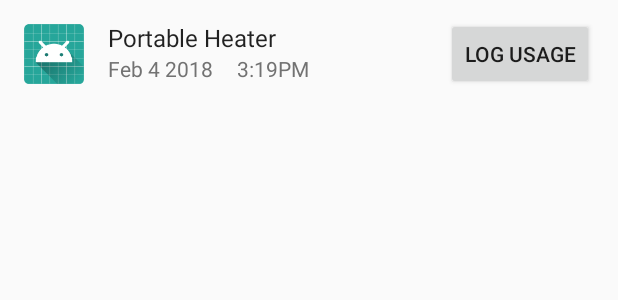
After one commit to Zirconia/XPackRat, an Android app: the layout belongings_list_item.xml on its own in the app's theme, with its tools: preview values and no code run, on a phone screen of 412 x 824 dp. The commit adds this screen. Shown: the top 300 px of the screen. Run offline under Robolectric (Android 15) with nearby library versions, the phone set to English and light mode, and no system bars.

Commit message:
Added the layout for the MainActivity's recycler view items. Added the database schema and CRUD methods.

```diff
--- a/app/src/main/AndroidManifest.xml
+++ b/app/src/main/AndroidManifest.xml
@@ -16,6 +16,12 @@
                 <category android:name="android.intent.category.LAUNCHER" />
             </intent-filter>
         </activity>
+
+        <!-- Our ContentProvider -->
+        <provider
+            android:name=".data.BelongingsProvider"
+            android:authorities="@string/content_authority"
+            android:exported="false"/>
     </application>
 
 </manifest>
--- a/app/src/main/java/com/example/android/x_packrat/MainActivity.java
+++ b/app/src/main/java/com/example/android/x_packrat/MainActivity.java
@@ -5,6 +5,8 @@ import android.os.Bundle;
 
 public class MainActivity extends AppCompatActivity {
 
+    private final String TAG = MainActivity.class.getSimpleName();
+
     @Override
     protected void onCreate(Bundle savedInstanceState) {
         super.onCreate(savedInstanceState);
--- /dev/null
+++ b/app/src/main/res/layout/belongings_list_item.xml
@@ -0,0 +1,72 @@
+<?xml version="1.0" encoding="utf-8"?>
+<android.support.constraint.ConstraintLayout
+    xmlns:android="http://schemas.android.com/apk/res/android" android:layout_width="match_parent"
+    xmlns:app="http://schemas.android.com/apk/res-auto"
+    xmlns:tools="http://schemas.android.com/tools"
+    android:layout_height="wrap_content"
+    android:minHeight="?android:attr/listPreferredItemHeight"
+    android:paddingBottom="@dimen/list_belogning_padding_vertical"
+    android:paddingLeft="@dimen/list_belogning_padding_horizontal"
+    android:paddingRight="@dimen/list_belogning_padding_horizontal"
+    android:paddingTop="@dimen/list_belogning_padding_vertical">
+
+    <ImageView
+        android:id="@+id/belonging_image"
+        android:layout_width="@dimen/list_belonging_image"
+        android:layout_height="@dimen/list_belonging_image"
+        android:contentDescription="@string/belonging_image_content_description"
+        app:layout_constraintBottom_toTopOf="@+id/guideline"
+        app:layout_constraintLeft_toLeftOf="parent"
+        app:layout_constraintTop_toTopOf="@+id/guideline"
+        tools:src="@mipmap/ic_launcher"/>
+
+    <TextView
+        android:id="@+id/belonging_name"
+        android:layout_width="wrap_content"
+        android:layout_height="wrap_content"
+        android:layout_marginLeft="@dimen/list_belonging_name_left_margin"
+        android:layout_marginStart="@dimen/list_belonging_name_start_margin"
+        android:textAppearance="@style/TextAppearance.AppCompat.Subhead"
+        app:layout_constraintBottom_toTopOf="@+id/guideline"
+        app:layout_constraintLeft_toRightOf="@+id/belonging_image"
+        tools:text="Portable Heater"/>
+
+    <TextView
+        android:id="@+id/last_used_date"
+        android:layout_width="wrap_content"
+        android:layout_height="wrap_content"
+        android:textAppearance="@style/TextAppearance.AppCompat.Body1"
+        android:textColor="@color/last_used_text_color"
+        app:layout_constraintLeft_toLeftOf="@+id/belonging_name"
+        app:layout_constraintTop_toTopOf="@+id/guideline"
+        tools:text="Feb 4 2018"/>
+
+    <TextView
+        android:id="@+id/last_used_time"
+        android:layout_width="wrap_content"
+        android:layout_height="wrap_content"
+        android:textAppearance="@style/TextAppearance.AppCompat.Body1"
+        android:textColor="@color/last_used_text_color"
+        android:layout_marginLeft="@dimen/list_belonging_last_used_left_margin"
+        android:layout_marginStart="@dimen/list_belonging_last_used_start_margin"
+        app:layout_constraintLeft_toRightOf="@+id/last_used_date"
+        app:layout_constraintTop_toTopOf="@+id/guideline"
+        tools:text="3:19PM"/>
+
+    <android.support.constraint.Guideline
+        android:id="@+id/guideline"
+        android:layout_width="wrap_content"
+        android:layout_height="wrap_content"
+        android:orientation="horizontal"
+        app:layout_constraintGuide_percent="0.5"/>
+
+    <Button
+        android:id="@+id/button"
+        android:layout_width="wrap_content"
+        android:layout_height="wrap_content"
+        android:text="@string/log_usage_button_text"
+        app:layout_constraintBottom_toTopOf="@+id/guideline"
+        app:layout_constraintTop_toTopOf="@+id/guideline"
+        app:layout_constraintRight_toRightOf="parent"/>
+
+</android.support.constraint.ConstraintLayout>
--- a/app/src/main/res/values/colors.xml
+++ b/app/src/main/res/values/colors.xml
@@ -3,4 +3,7 @@
     <color name="colorPrimary">#3F51B5</color>
     <color name="colorPrimaryDark">#303F9F</color>
     <color name="colorAccent">#FF4081</color>
+
+    <!--  Color for the text that indicates when a belonging has last been used-->
+    <color name="last_used_text_color">#727272</color>
 </resources>
--- /dev/null
+++ b/app/src/main/res/values/dimens.xml
@@ -0,0 +1,19 @@
+<?xml version="1.0" encoding="utf-8"?>
+<resources>
+    <!-- Belonging image size -->
+    <dimen name="list_belonging_image">40dp</dimen>
+
+    <!-- Margins for name of belonging -->
+    <dimen name="list_belonging_name_left_margin">16dp</dimen>
+    <dimen name="list_belonging_name_start_margin">@dimen/list_belonging_name_left_margin</dimen>
+
+    <!-- Margins for text view that indicates last time a belonging was used -->
+    <dimen name="list_belonging_last_used_left_margin">16dp</dimen>
+    <dimen name="list_belonging_last_used_start_margin">
+        @dimen/list_belonging_name_left_margin
+    </dimen>
+
+    <!-- Padding for each list item's constraint layout-->
+    <dimen name="list_belogning_padding_vertical">12dp</dimen>
+    <dimen name="list_belogning_padding_horizontal">16dp</dimen>
+</resources>
--- a/app/src/main/res/values/strings.xml
+++ b/app/src/main/res/values/strings.xml
@@ -1,3 +1,15 @@
 <resources>
     <string name="app_name">X-PackRat</string>
+
+    <!-- Generic content description for any list view item's image. Each list view item will
+         have its own image taken from the user's photos so we leave it up to the screen reader
+         to read the name the user supplies for each list item since we cannot provide descriptions
+         for the user's own images.-->
+    <string name="belonging_image_content_description">The image for this belonging</string>
+
+    <!-- Text that appears on list item button used for logging usage -->
+    <string name="log_usage_button_text">log usage</string>
+
+    <!-- The content authority -->
+    <string name="content_authority">com.example.android.x_packrat</string>
 </resources>
```
Also changed, not shown: app/build.gradle (+4 -3 lines), app/src/main/java/com/example/android/x_packrat/data/BelongingsContract.java (added, +60 -0 lines), app/src/main/java/com/example/android/x_packrat/data/BelongingsDbHelper.java (added, +57 -0 lines), app/src/main/java/com/example/android/x_packrat/data/BelongingsProvider.java (added, +289 -0 lines), app/src/main/res/layout/activity_main.xml (+10 -14 lines).
